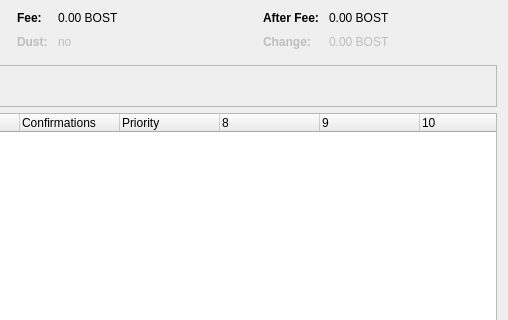
mammix2/boostcoin, file src/qt/forms/coincontroldialog.ui: the form before one commit; both pictures show x 492 to 1000 and y 0 to 320 of the 1000 by 500 pixel window.
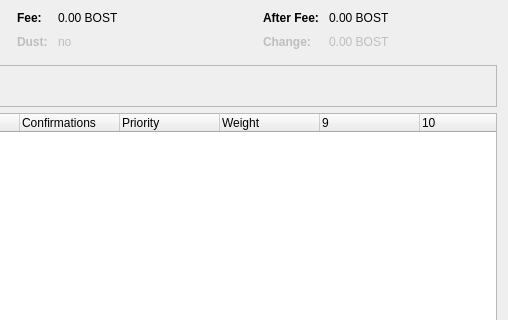
The form after the commit. Custom widgets are drawn as their Qt base class.

Commit message: Add weight to coincontrol features

What changed in the file:
```diff
--- a/src/qt/forms/coincontroldialog.ui
+++ b/src/qt/forms/coincontroldialog.ui
@@ -477,6 +477,11 @@
        <string>Priority</string>
       </property>
      </column>
+     <column>
+      <property name="text">
+       <string>Weight</string>
+      </property>
+     </column>
      <column>
       <property name="text">
        <string/>
```
The commit also changes 7 other files.
